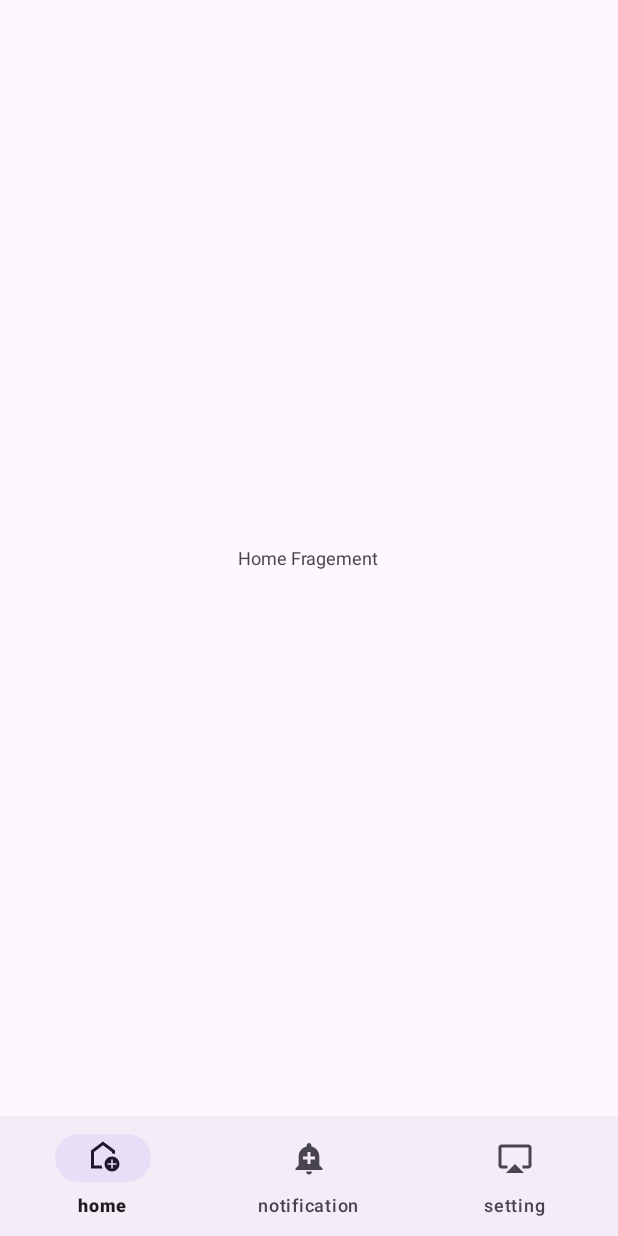
After one commit to ishordev1/AndroidProject, an Android app: the HomeFragement screen opened directly, with no data from a screen before it, on a phone screen of 412 x 824 dp. The commit adds this screen. Run offline under Robolectric (Android 15) with nearby library versions, the phone set to English and light mode, and no system bars.

Commit message:
new module develop

```diff
--- a/Android/app/src/main/AndroidManifest.xml
+++ b/Android/app/src/main/AndroidManifest.xml
@@ -12,6 +12,9 @@
         android:supportsRtl="true"
         android:theme="@style/Theme.MyApplication"
         tools:targetApi="31">
+        <activity
+            android:name=".news"
+            android:exported="false" />
         <activity
             android:name=".NotesContentPage"
             android:exported="false" />
--- /dev/null
+++ b/Android/app/src/main/java/com/myapplication/HomeFragement.java
@@ -0,0 +1,19 @@
+package com.myapplication;
+
+import android.os.Bundle;
+
+import androidx.fragment.app.Fragment;
+
+import android.view.LayoutInflater;
+import android.view.View;
+import android.view.ViewGroup;
+
+public class HomeFragement extends Fragment {
+
+    @Override
+    public View onCreateView(LayoutInflater inflater, ViewGroup container,
+                             Bundle savedInstanceState) {
+        // Inflate the layout for this fragment
+        return inflater.inflate(R.layout.fragment_homefragement, container, false);
+    }
+}
--- /dev/null
+++ b/Android/app/src/main/java/com/myapplication/Notification.java
@@ -0,0 +1,19 @@
+package com.myapplication;
+
+import android.os.Bundle;
+
+import androidx.fragment.app.Fragment;
+
+import android.view.LayoutInflater;
+import android.view.View;
+import android.view.ViewGroup;
+public class Notification extends Fragment {
+
+
+    @Override
+    public View onCreateView(LayoutInflater inflater, ViewGroup container,
+                             Bundle savedInstanceState) {
+        // Inflate the layout for this fragment
+        return inflater.inflate(R.layout.fragment_notification, container, false);
+    }
+}
--- /dev/null
+++ b/Android/app/src/main/java/com/myapplication/Setting.java
@@ -0,0 +1,19 @@
+package com.myapplication;
+
+import android.os.Bundle;
+
+import androidx.fragment.app.Fragment;
+
+import android.view.LayoutInflater;
+import android.view.View;
+import android.view.ViewGroup;
+
+public class Setting extends Fragment {
+
+    @Override
+    public View onCreateView(LayoutInflater inflater, ViewGroup container,
+                             Bundle savedInstanceState) {
+        // Inflate the layout for this fragment
+        return inflater.inflate(R.layout.fragment_setting, container, false);
+    }
+}
--- /dev/null
+++ b/Android/app/src/main/java/com/myapplication/news.java
@@ -0,0 +1,53 @@
+package com.myapplication;
+
+import android.os.Bundle;
+import android.view.MenuItem;
+
+import androidx.activity.EdgeToEdge;
+import androidx.annotation.NonNull;
+import androidx.appcompat.app.AppCompatActivity;
+import androidx.core.graphics.Insets;
+import androidx.core.view.ViewCompat;
+import androidx.core.view.WindowInsetsCompat;
+
+import com.google.android.material.bottomnavigation.BottomNavigationView;
+import com.google.android.material.navigation.NavigationBarView;
+
+public class news extends AppCompatActivity {
+    BottomNavigationView bottomNavigationView;
+    HomeFragement homeFragement = new HomeFragement();
+    Setting settingFragement = new Setting();
+    Notification notificationFragement = new Notification();
+
+
+    @Override
+    protected void onCreate(Bundle savedInstanceState) {
+        super.onCreate(savedInstanceState);
+        setContentView(R.layout.activity_news);
+        bottomNavigationView = findViewById(R.id.bottom_navigation);
+        //first open home fragement
+        getSupportFragmentManager().beginTransaction().replace(R.id.container, homeFragement).commit();
+
+
+        bottomNavigationView.setOnItemSelectedListener(new NavigationBarView.OnItemSelectedListener() {
+            @Override
+            public boolean onNavigationItemSelected(MenuItem item) {
+                switch (item.getItemId()) {
+                    case R.id.homeBtn:
+                        getSupportFragmentManager().beginTransaction().replace(R.id.container, homeFragement).commit();
+                        return true;
+
+                    case R.id.notificationBtn:
+                        getSupportFragmentManager().beginTransaction().replace(R.id.container, notificationFragement).commit();
+                        return true;
+
+                    case R.id.settingBtn:
+                        getSupportFragmentManager().beginTransaction().replace(R.id.container, settingFragement).commit();
+                        return true;
+
+                }
+                return false;
+            }
+        });
+    }
+}
--- /dev/null
+++ b/Android/app/src/main/res/drawable/alert.xml
@@ -0,0 +1,5 @@
+<vector xmlns:android="http://schemas.android.com/apk/res/android" android:height="24dp" android:tint="#000000" android:viewportHeight="24" android:viewportWidth="24" android:width="24dp">
+
+    <path android:fillColor="@android:color/white" android:pathData="M10.01,21.01c0,1.1 0.89,1.99 1.99,1.99s1.99,-0.89 1.99,-1.99h-3.98zM18.88,16.82L18.88,11c0,-3.25 -2.25,-5.97 -5.29,-6.69v-0.72C13.59,2.71 12.88,2 12,2s-1.59,0.71 -1.59,1.59v0.72C7.37,5.03 5.12,7.75 5.12,11v5.82L3,18.94L3,20h18v-1.06l-2.12,-2.12zM16,13.01h-3v3h-2v-3L8,13.01L8,11h3L11,8h2v3h3v2.01z"/>
+
+</vector>
--- /dev/null
+++ b/Android/app/src/main/res/drawable/home.xml
@@ -0,0 +1,5 @@
+<vector xmlns:android="http://schemas.android.com/apk/res/android" android:height="24dp" android:tint="#000000" android:viewportHeight="960" android:viewportWidth="960" android:width="24dp">
+
+    <path android:fillColor="@android:color/white" android:pathData="M700,760L740,760L740,660L840,660L840,620L740,620L740,520L700,520L700,620L600,620L600,660L700,660L700,760ZM720,840Q637,840 578.5,781.5Q520,723 520,640Q520,557 578.5,498.5Q637,440 720,440Q803,440 861.5,498.5Q920,557 920,640Q920,723 861.5,781.5Q803,840 720,840ZM160,760L160,280L480,40L800,280L800,372Q781,366 761,363Q741,360 720,360L720,320L480,140L240,320L240,680L443,680Q446,701 452,721Q458,741 467,760L160,760ZM480,410L480,410L480,410L480,410L480,410Q480,410 480,410Q480,410 480,410Q480,410 480,410Q480,410 480,410Z"/>
+
+</vector>
--- /dev/null
+++ b/Android/app/src/main/res/drawable/setting.xml
@@ -0,0 +1,7 @@
+<vector xmlns:android="http://schemas.android.com/apk/res/android" android:height="24dp" android:tint="#000000" android:viewportHeight="24" android:viewportWidth="24" android:width="24dp">
+
+    <path android:fillColor="@android:color/white" android:pathData="M6,22l12,0l-6,-6z"/>
+
+    <path android:fillColor="@android:color/white" android:pathData="M21,3H3C1.9,3 1,3.9 1,5v12c0,1.1 0.9,2 2,2h4v-2H3V5h18v12h-4v2h4c1.1,0 2,-0.9 2,-2V5C23,3.9 22.1,3 21,3z"/>
+
+</vector>
--- /dev/null
+++ b/Android/app/src/main/res/layout/activity_news.xml
@@ -0,0 +1,21 @@
+<RelativeLayout xmlns:android="http://schemas.android.com/apk/res/android"
+    xmlns:app="http://schemas.android.com/apk/res-auto"
+    xmlns:tools="http://schemas.android.com/tools"
+    android:id="@+id/main"
+    android:layout_width="match_parent"
+    android:layout_height="match_parent"
+    tools:context=".news">
+
+    <FrameLayout
+        android:id="@+id/container"
+        android:layout_width="match_parent"
+        android:layout_height="match_parent"
+        android:layout_above="@+id/bottom_navigation"/>
+
+    <com.google.android.material.bottomnavigation.BottomNavigationView
+        android:id="@+id/bottom_navigation"
+        android:layout_width="match_parent"
+        android:layout_height="wrap_content"
+        android:layout_alignParentBottom="true"
+        app:menu="@menu/bottom_navbar"/>
+</RelativeLayout>
--- /dev/null
+++ b/Android/app/src/main/res/layout/fragment_homefragement.xml
@@ -0,0 +1,16 @@
+<?xml version="1.0" encoding="utf-8"?>
+<RelativeLayout xmlns:android="http://schemas.android.com/apk/res/android"
+    xmlns:tools="http://schemas.android.com/tools"
+    android:layout_width="match_parent"
+    android:layout_height="match_parent"
+    tools:context=".HomeFragement">
+
+    <TextView
+        android:layout_width="wrap_content"
+        android:layout_height="wrap_content"
+        android:text="Home Fragement"
+        android:textSize="12sp"
+        android:layout_centerInParent="true"/>
+
+
+</RelativeLayout>
--- /dev/null
+++ b/Android/app/src/main/res/menu/bottom_navbar.xml
@@ -0,0 +1,15 @@
+<?xml version="1.0" encoding="utf-8"?>
+<menu xmlns:android="http://schemas.android.com/apk/res/android">
+    <item
+        android:id="@+id/homeBtn"
+        android:title="home"
+        android:icon="@drawable/home"/>
+    <item
+        android:id="@+id/notificationBtn"
+        android:title="notification"
+        android:icon="@drawable/alert"/>
+    <item
+        android:id="@+id/settingBtn"
+        android:title="setting"
+        android:icon="@drawable/setting"/>
+</menu>
--- a/Android/app/src/main/res/values/strings.xml
+++ b/Android/app/src/main/res/values/strings.xml
@@ -1,4 +1,6 @@
 <resources>
     <string name="app_name">My Application</string>
     <string name="btn">Click Here</string>
+    <!-- TODO: Remove or change this placeholder text -->
+    <string name="hello_blank_fragment">Hello blank fragment</string>
 </resources>
```
Also changed, not shown: Android/app/src/main/java/com/myapplication/home.java (+14 -5 lines), Android/app/src/main/res/layout/activity_home.xml (+16 -1 lines), Android/app/src/main/res/layout/fragment_notification.xml (added, +15 -0 lines), Android/app/src/main/res/layout/fragment_setting.xml (added, +14 -0 lines).
